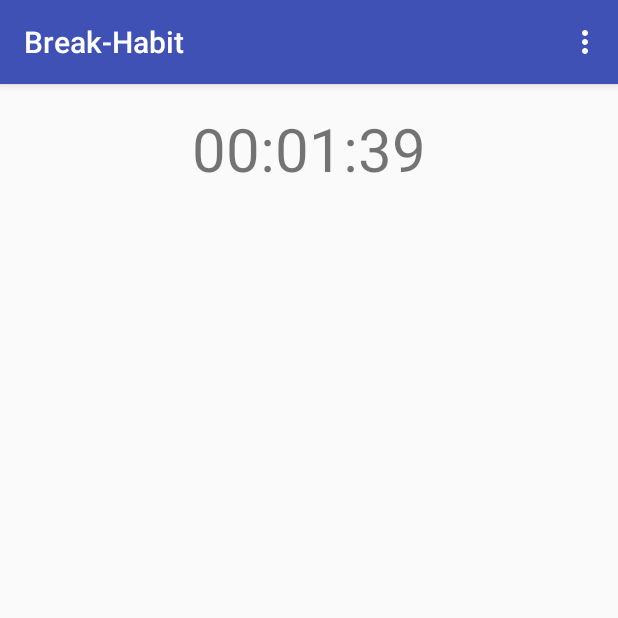
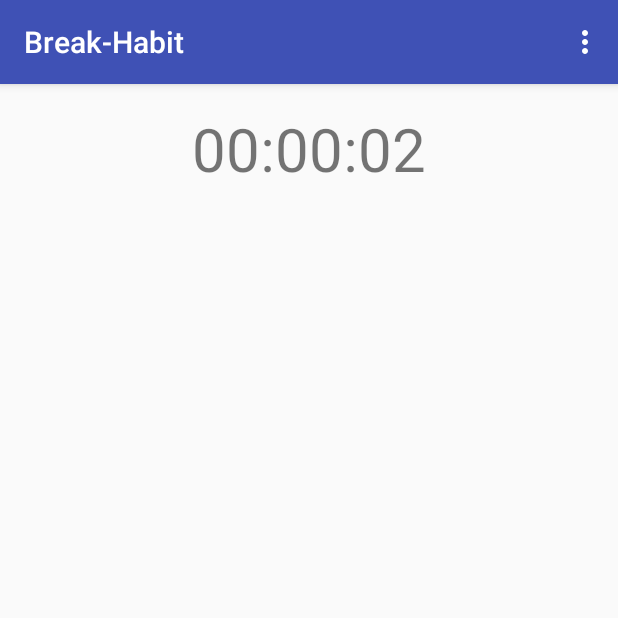
Before and after one commit to SpookyLobster/Break-Habit, an Android app: the screen it shows after launch (MainActivity), after a tap on "START", on a phone screen of 412 x 824 dp, the top half of it. Run offline under Robolectric (Android 15) with nearby library versions, the phone set to English and light mode, and no system bars.

Commit message:
List to choose an action when the timer is finished

```diff
--- a/Break-Habit/app/src/main/java/spookylobster/break_habit/MainActivity.java
+++ b/Break-Habit/app/src/main/java/spookylobster/break_habit/MainActivity.java
@@ -2,6 +2,10 @@
 
 import android.annotation.SuppressLint;
 import android.annotation.TargetApi;
+
+import java.util.ArrayList;
+import java.util.Arrays;
+import java.util.List;
 import java.util.concurrent.TimeUnit;
 import android.content.Intent;
 import android.os.Build;
@@ -15,7 +19,11 @@
 import android.view.View;
 import android.view.Menu;
 import android.view.MenuItem;
+import android.widget.AdapterView;
+import android.widget.ArrayAdapter;
 import android.widget.Button;
+import android.widget.ListAdapter;
+import android.widget.ListView;
 import android.widget.TextView;
 
 @TargetApi(Build.VERSION_CODES.GINGERBREAD)
@@ -25,7 +33,8 @@
 
     private Button startbutton;
     private TextView timeView;
-
+    private String[] action = {"Shake", "Test"};
+    private ListView actionList;
     @Override
     protected void onCreate(Bundle savedInstanceState) {
         super.onCreate(savedInstanceState);
@@ -33,9 +42,20 @@
 
         startbutton = (Button)findViewById(R.id.startb);
         timeView = (TextView)findViewById(R.id.timeTV);
+        actionList = (ListView)findViewById(R.id.actionList);
+
+        actionList.setOnItemClickListener(new AdapterView.OnItemClickListener() {
+            @Override
+            public void onItemClick(AdapterView<?> adapterView, View view, int i, long l) {
+
+            }
+        });
+
+        ListAdapter actionAdapt = new ArrayAdapter<String>(this, android.R.layout.simple_list_item_1, action);
+        actionList.setAdapter(actionAdapt);
 
         timeView.setText("00:03:00");
-        final CounterClass timer = new CounterClass(100000, 1000);
+        final CounterClass timer = new CounterClass(3000, 1000);
         startbutton.setOnClickListener(new View.OnClickListener() {
             @Override
             public void onClick(View v) {
@@ -81,9 +101,9 @@
         @Override
         public void onFinish(){
             timeView.setText("Time Up");
+            actionList.setVisibility(View.VISIBLE);
         }
     }
-
 
     @Override
     public boolean onCreateOptionsMenu(Menu menu) {
--- a/Break-Habit/app/src/main/res/layout/content_main.xml
+++ b/Break-Habit/app/src/main/res/layout/content_main.xml
@@ -20,7 +20,7 @@
         android:gravity="center"
         android:textSize="40sp"
         android:layout_alignParentStart="true"
-        android:layout_alignEnd="@+id/startb" />
+        android:layout_alignParentEnd="true"/>
 
     <Button
         android:layout_width="wrap_content"
@@ -31,4 +31,16 @@
         android:layout_alignParentBottom="true"
         android:layout_alignParentEnd="true"
         android:layout_alignParentStart="true" />
+
+    <ListView
+        android:layout_width="wrap_content"
+        android:layout_height="wrap_content"
+        android:visibility="invisible"
+        android:id="@+id/actionList"
+        android:layout_below="@+id/timeTV"
+        android:layout_alignParentStart="true"
+        android:layout_marginTop="23dp"
+        android:layout_above="@+id/startb">
+
+    </ListView>
 </RelativeLayout>
```
